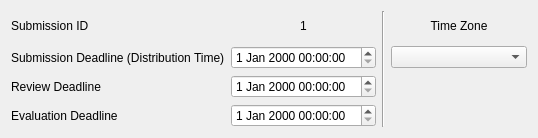
First picture: the form in ui/deadlines.ui, repository awesome121/Peer-Review-Research-Tool, before the edit.
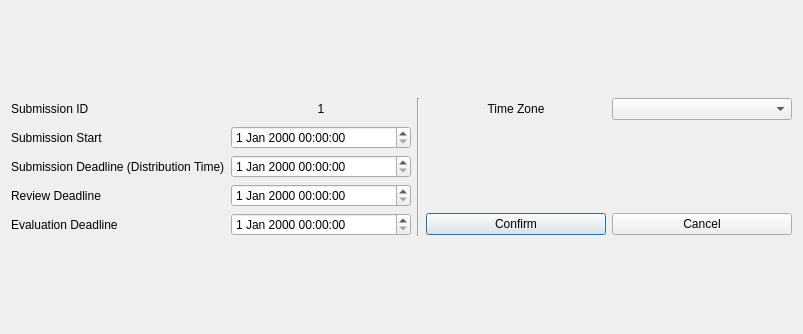
Second picture: the form after the edit.

```diff
--- a/ui/deadlines.ui
+++ b/ui/deadlines.ui
@@ -6,8 +6,8 @@
    <rect>
     <x>0</x>
     <y>0</y>
-    <width>538</width>
-    <height>138</height>
+    <width>803</width>
+    <height>334</height>
    </rect>
   </property>
   <property name="windowTitle">
@@ -16,66 +16,67 @@
   <layout class="QGridLayout" name="gridLayout_2">
    <item row="0" column="0">
     <layout class="QGridLayout" name="gridLayout">
-     <item row="2" column="1">
-      <widget class="QDateTimeEdit" name="review_dtedit"/>
-     </item>
-     <item row="1" column="3">
-      <widget class="QComboBox" name="timezone_combobox"/>
-     </item>
-     <item row="3" column="0">
+     <item row="4" column="0">
       <widget class="QLabel" name="label_4">
        <property name="text">
         <string>Evaluation Deadline</string>
        </property>
       </widget>
      </item>
-     <item row="0" column="3">
-      <widget class="QLabel" name="label_6">
-       <property name="text">
-        <string>Time Zone</string>
-       </property>
-       <property name="alignment">
-        <set>Qt::AlignCenter</set>
-       </property>
-      </widget>
-     </item>
-     <item row="0" column="1">
-      <widget class="QLabel" name="subm_id_lb">
-       <property name="text">
-        <string>1</string>
-       </property>
-       <property name="alignment">
-        <set>Qt::AlignCenter</set>
-       </property>
-      </widget>
-     </item>
-     <item row="1" column="0">
-      <widget class="QLabel" name="label_2">
-       <property name="text">
-        <string>Submission Deadline (Distribution Time)</string>
-       </property>
-      </widget>
-     </item>
-     <item row="1" column="1">
-      <widget class="QDateTimeEdit" name="subm_dtedit"/>
-     </item>
      <item row="3" column="1">
-      <widget class="QDateTimeEdit" name="eval_dtedit"/>
+      <widget class="QDateTimeEdit" name="review_dtedit"/>
      </item>
-     <item row="2" column="0">
-      <widget class="QLabel" name="label_3">
-       <property name="text">
-        <string>Review Deadline</string>
-       </property>
-      </widget>
-     </item>
-     <item row="0" column="2" rowspan="4">
+     <item row="0" column="2" rowspan="5">
       <widget class="Line" name="line">
        <property name="orientation">
         <enum>Qt::Vertical</enum>
        </property>
       </widget>
      </item>
+     <item row="2" column="0">
+      <widget class="QLabel" name="label_2">
+       <property name="text">
+        <string>Submission Deadline (Distribution Time)</string>
+       </property>
+      </widget>
+     </item>
+     <item row="4" column="3">
+      <widget class="QPushButton" name="confirm_btn">
+       <property name="text">
+        <string>Confirm</string>
+       </property>
+      </widget>
+     </item>
+     <item row="1" column="0">
+      <widget class="QLabel" name="label_5">
+       <property name="text">
+        <string>Submission Start</string>
+       </property>
+      </widget>
+     </item>
+     <item row="3" column="0">
+      <widget class="QLabel" name="label_3">
+       <property name="text">
+        <string>Review Deadline</string>
+       </property>
+      </widget>
+     </item>
+     <item row="0" column="1">
+      <widget class="QLabel" name="subm_id_lb">
+       <property name="text">
+        <string>1</string>
+       </property>
+       <property name="alignment">
+        <set>Qt::AlignCenter</set>
+       </property>
+      </widget>
+     </item>
+     <item row="2" column="1">
+      <widget class="QDateTimeEdit" name="subm_dtedit_deadline"/>
+     </item>
+     <item row="4" column="1">
+      <widget class="QDateTimeEdit" name="eval_dtedit"/>
+     </item>
      <item row="0" column="0">
       <widget class="QLabel" name="label">
        <property name="text">
@@ -83,6 +84,29 @@
        </property>
       </widget>
      </item>
+     <item row="4" column="4">
+      <widget class="QPushButton" name="cancel_btn">
+       <property name="text">
+        <string>Cancel</string>
+       </property>
+      </widget>
+     </item>
+     <item row="1" column="1">
+      <widget class="QDateTimeEdit" name="subm_start_dtedit"/>
+     </item>
+     <item row="0" column="3">
+      <widget class="QLabel" name="label_6">
+       <property name="text">
+        <string>Time Zone</string>
+       </property>
+       <property name="alignment">
+        <set>Qt::AlignCenter</set>
+       </property>
+      </widget>
+     </item>
+     <item row="0" column="4">
+      <widget class="QComboBox" name="timezone_combobox"/>
+     </item>
     </layout>
    </item>
   </layout>
```
